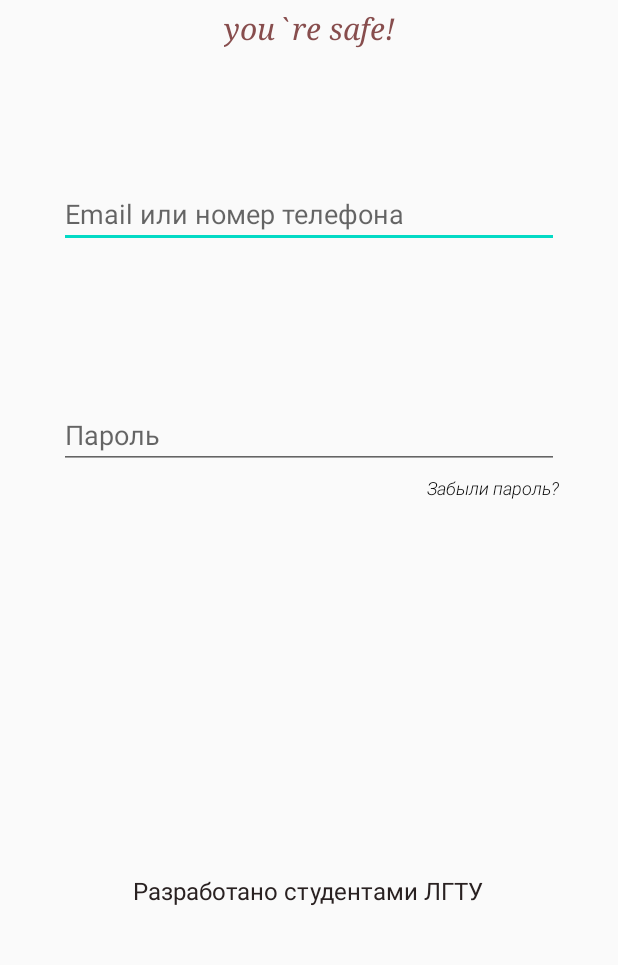
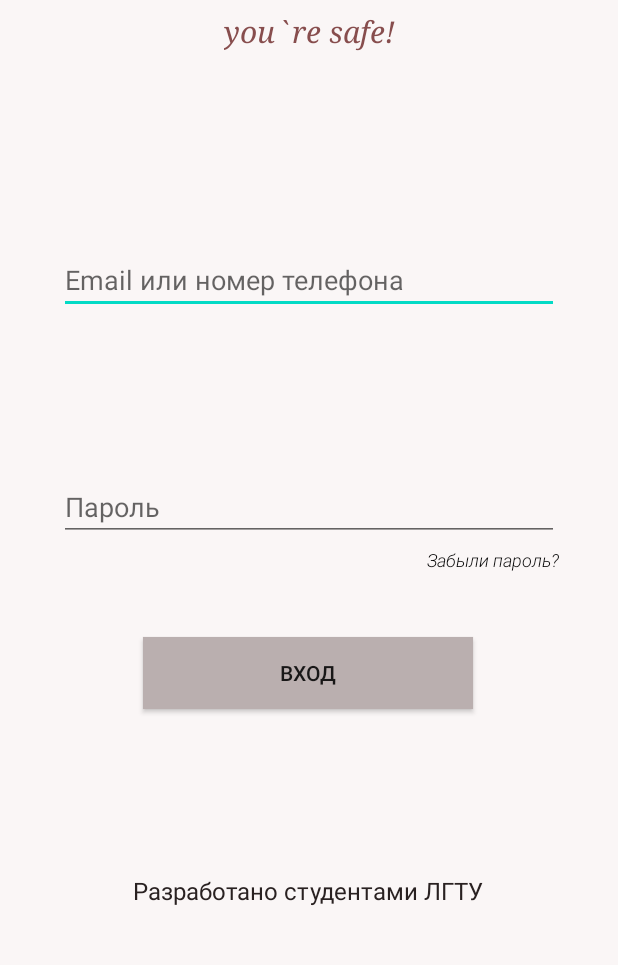
Before and after one commit to guyfox2001/securitasClient, an Android app: the screen it shows after launch (MainActivity), on a phone screen of 412 x 824 dp, the part 269-1234 px from its top. Run offline under Robolectric (Android 15) with nearby library versions, the phone set to English and light mode, and no system bars.

Commit message:
MainScreen

```diff
--- a/app/src/main/res/layout/activity_main.xml
+++ b/app/src/main/res/layout/activity_main.xml
@@ -4,6 +4,7 @@
     xmlns:tools="http://schemas.android.com/tools"
     android:layout_width="match_parent"
     android:layout_height="match_parent"
+    android:background="@color/background"
     tools:context=".MainActivity">
 
     <TextView
@@ -39,25 +40,13 @@
         android:id="@+id/editTextTextPersonName"
         android:layout_width="333dp"
         android:layout_height="wrap_content"
-        android:layout_marginTop="120dp"
+        android:layout_marginTop="164dp"
         android:ems="10"
         android:hint="Email или номер телефона"
         android:inputType="textPersonName"
         app:layout_constraintEnd_toEndOf="parent"
         app:layout_constraintStart_toStartOf="parent"
         app:layout_constraintTop_toBottomOf="@+id/textView" />
-
-    <EditText
-        android:id="@+id/editTextTextPassword"
-        android:layout_width="333dp"
-        android:layout_height="wrap_content"
-        android:layout_marginBottom="332dp"
-        android:ems="10"
-        android:hint="Пароль"
-        android:inputType="textPassword"
-        app:layout_constraintBottom_toBottomOf="parent"
-        app:layout_constraintEnd_toEndOf="parent"
-        app:layout_constraintStart_toStartOf="parent" />
 
     <TextView
         android:layout_width="wrap_content"
@@ -75,7 +64,20 @@
         app:layout_constraintTop_toBottomOf="@+id/editTextTextPassword"
         app:layout_constraintVertical_bias="0.0" />
 
+    <EditText
+        android:id="@+id/editTextTextPassword"
+        android:layout_width="333dp"
+        android:layout_height="wrap_content"
+        android:layout_marginBottom="284dp"
+        android:ems="10"
+        android:hint="Пароль"
+        android:inputType="textPassword"
+        app:layout_constraintBottom_toBottomOf="parent"
+        app:layout_constraintEnd_toEndOf="parent"
+        app:layout_constraintStart_toStartOf="parent" />
+
     <TextView
+        android:id="@+id/textView2"
         android:layout_width="wrap_content"
         android:layout_height="wrap_content"
         android:layout_marginBottom="40dp"
@@ -88,5 +90,19 @@
         app:layout_constraintHorizontal_bias="0.497"
         app:layout_constraintStart_toStartOf="parent" />
 
+    <Button
+        android:background="@color/registColor"
+        android:id="@+id/button"
+        android:layout_width="220dp"
+        android:layout_height="wrap_content"
+        android:layout_marginTop="64dp"
+        android:text="Вход"
+        app:layout_constraintBottom_toTopOf="@+id/textView2"
+        app:layout_constraintEnd_toEndOf="parent"
+        app:layout_constraintHorizontal_bias="0.497"
+        app:layout_constraintStart_toStartOf="parent"
+        app:layout_constraintTop_toBottomOf="@+id/editTextTextPassword"
+        app:layout_constraintVertical_bias="0.0" />
+
 
 </androidx.constraintlayout.widget.ConstraintLayout>
--- a/app/src/main/res/values/colors.xml
+++ b/app/src/main/res/values/colors.xml
@@ -3,4 +3,7 @@
     <color name="colorPrimary">#6200EE</color>
     <color name="colorPrimaryDark">#3700B3</color>
     <color name="colorAccent">#03DAC5</color>
+    <color name="background">#FAF6F6</color>
+    <color name="registColor">#BAAFAF</color>
+
 </resources>
```
